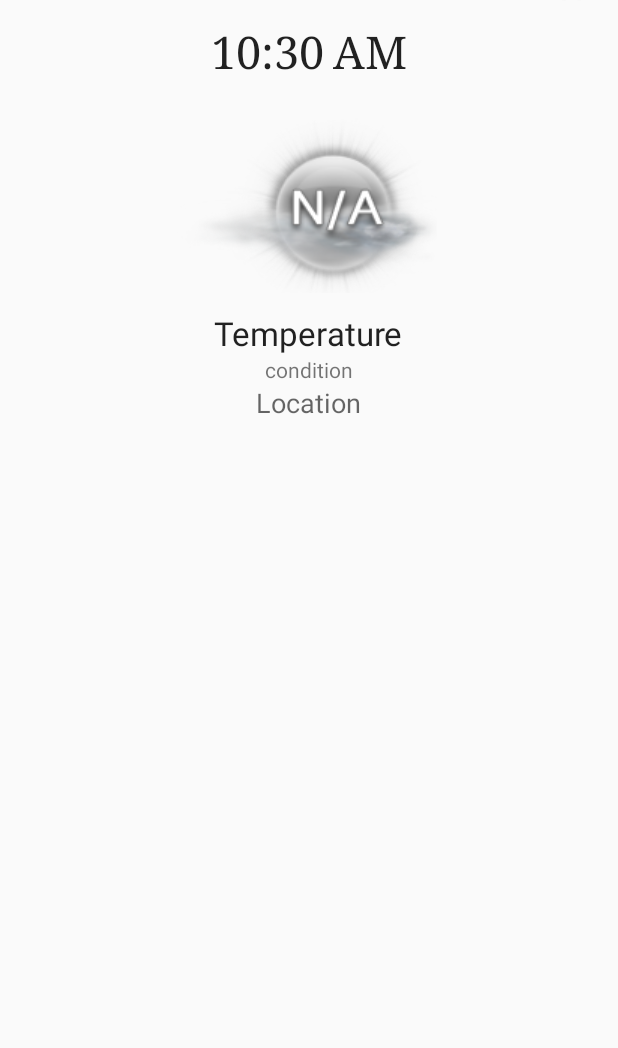
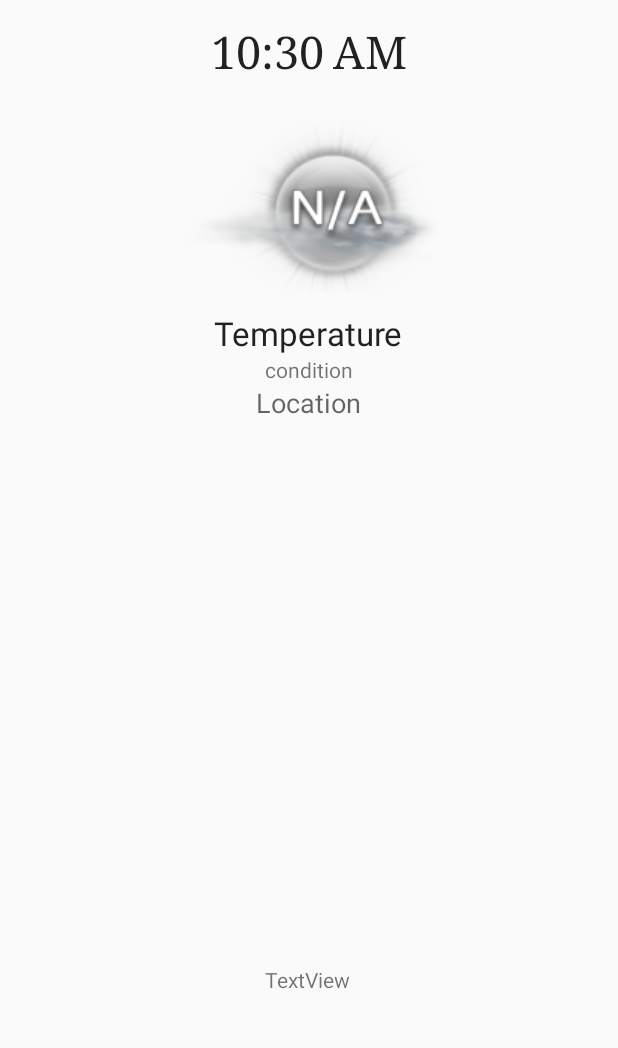
Before and after one commit to LuddeW/Chronopedia, an Android app: the screen it shows after launch (LandingActivity), on a phone screen of 412 x 824 dp, the part 128-1176 px from its top. Run offline under Robolectric (Android 15) with nearby library versions, the phone set to English and light mode, and no system bars.

Commit message:
Added a textview on the landingpage to check if the wikithing is working.

```diff
--- /dev/null
+++ b/Chronopedia/app/src/main/java/Service/WikipediaDateEvents.java
@@ -0,0 +1,9 @@
+package Service;
+
+/**
+ * Created by Ludwig on 2017-10-31.
+ */
+
+public class WikipediaDateEvents {
+
+}
--- a/Chronopedia/app/src/main/res/layout/activity_landing.xml
+++ b/Chronopedia/app/src/main/res/layout/activity_landing.xml
@@ -71,4 +71,13 @@
         android:layout_below="@+id/conditionTextView"
         android:layout_centerHorizontal="true" />
 
+    <TextView
+        android:id="@+id/wikiTextView"
+        android:layout_width="wrap_content"
+        android:layout_height="wrap_content"
+        android:layout_alignParentBottom="true"
+        android:layout_alignStart="@+id/conditionTextView"
+        android:layout_marginBottom="76dp"
+        android:text="TextView" />
+
 </RelativeLayout>
```
